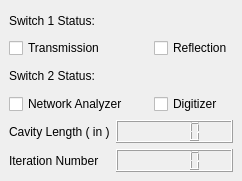
Above: Panels/StatusCombo/combostatuspanel.ui from bejphil/Tiger-Acquire before the change. Below: the same form after it.
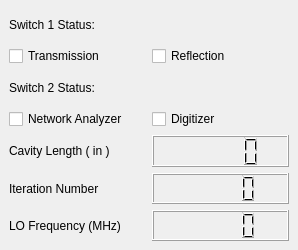
That is the form after the change.

What changed in the file:
```diff
--- a/Panels/StatusCombo/combostatuspanel.ui
+++ b/Panels/StatusCombo/combostatuspanel.ui
@@ -6,8 +6,8 @@
    <rect>
     <x>0</x>
     <y>0</y>
-    <width>242</width>
-    <height>181</height>
+    <width>298</width>
+    <height>250</height>
    </rect>
   </property>
   <property name="windowTitle">
@@ -15,7 +15,7 @@
   </property>
   <widget class="QWidget" name="dockWidgetContents">
    <layout class="QGridLayout" name="gridLayout">
-    <item row="0" column="0" colspan="3">
+    <item row="0" column="0">
      <widget class="QLabel" name="label_3">
       <property name="text">
        <string>Switch 1 Status:</string>
@@ -29,28 +29,28 @@
       </property>
      </widget>
     </item>
-    <item row="1" column="2">
+    <item row="1" column="1">
      <widget class="QCheckBox" name="reflectionBox">
       <property name="text">
        <string>Reflection</string>
       </property>
      </widget>
     </item>
-    <item row="2" column="0" colspan="3">
+    <item row="2" column="0">
      <widget class="QLabel" name="label_4">
       <property name="text">
        <string>Switch 2 Status:</string>
       </property>
      </widget>
     </item>
-    <item row="3" column="0" colspan="2">
+    <item row="3" column="0">
      <widget class="QCheckBox" name="networkAnalyzerBox">
       <property name="text">
        <string>Network Analyzer</string>
       </property>
      </widget>
     </item>
-    <item row="3" column="2">
+    <item row="3" column="1">
      <widget class="QCheckBox" name="digitizerBox">
       <property name="text">
        <string>Digitizer</string>
@@ -64,7 +64,7 @@
       </property>
      </widget>
     </item>
-    <item row="4" column="1" colspan="2">
+    <item row="4" column="1">
      <widget class="QLCDNumber" name="cavLengthLCD"/>
     </item>
     <item row="5" column="0">
@@ -74,9 +74,19 @@
       </property>
      </widget>
     </item>
-    <item row="5" column="1" colspan="2">
+    <item row="5" column="1">
      <widget class="QLCDNumber" name="iterNumberLCD"/>
     </item>
+    <item row="6" column="0">
+     <widget class="QLabel" name="label_5">
+      <property name="text">
+       <string>LO Frequency (MHz)</string>
+      </property>
+     </widget>
+    </item>
+    <item row="6" column="1">
+     <widget class="QLCDNumber" name="lcdNumber"/>
+    </item>
    </layout>
   </widget>
  </widget>
```
